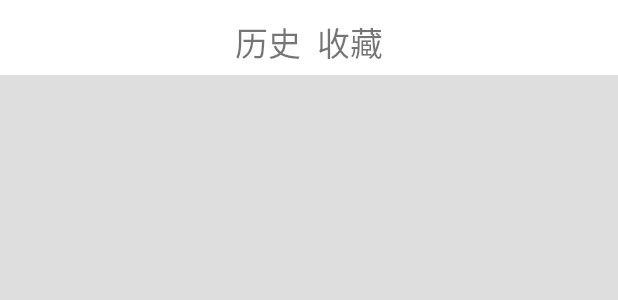
After one commit to kymtwyf/bmix, an Android app: the layout activity_new_history.xml on its own in the app's theme, with its tools: preview values and no code run, on a phone screen of 412 x 824 dp. The commit adds this screen. Shown: the top 300 px of the screen. Run offline under Robolectric (Android 15) with nearby library versions, the phone set to English and light mode, and no system bars; network calls fail.

Commit message:
NewHistoryActivity in progress

```diff
--- a/app/src/main/AndroidManifest.xml
+++ b/app/src/main/AndroidManifest.xml
@@ -71,6 +71,12 @@
             android:theme="@android:style/Theme.NoTitleBar.Fullscreen" >
         </activity>
         <activity
+            android:name=".NewHistoryActivity"
+            android:configChanges="orientation|keyboardHidden|screenSize"
+            android:label="@string/title_activity_mode"
+            android:theme="@android:style/Theme.NoTitleBar.Fullscreen" >
+        </activity>
+        <activity
             android:name=".NavActivity"
             android:configChanges="orientation|keyboardHidden|screenSize"
             android:label="@string/title_activity_nav"
--- a/app/src/main/java/hackathon/dclab/com/minidianping/LvHistoryAdapter.java
+++ b/app/src/main/java/hackathon/dclab/com/minidianping/LvHistoryAdapter.java
@@ -69,6 +69,10 @@ public class LvHistoryAdapter extends BaseAdapter {
             viewHolder = (ViewHolder)view.getTag();
         }
 
+        if(logs == null || logs.size() == 0){
+            Log.e("wocao,","没有LOG");
+            return view;
+        }
         Business curBus = logs.get(i).getBusiness();
         if(logs.get(i).getIcon() != null){
             viewHolder.ivState.setImageBitmap(logs.get(i).getIcon());
--- a/app/src/main/java/hackathon/dclab/com/minidianping/domain/Business.java
+++ b/app/src/main/java/hackathon/dclab/com/minidianping/domain/Business.java
@@ -75,7 +75,7 @@ public class Business implements Serializable{
             for(int i=0; i<businesses.length();++i){
                 JSONObject temp = (JSONObject)businesses.get(i);
                 //id
-                long id = temp.getLong("dp_business_id");
+                long id = temp.getLong("id");
                 //点评id
                 long business_id = temp.getLong("dp_business_id");
                 //餐厅名字
--- a/app/src/main/java/hackathon/dclab/com/minidianping/entities/MyLog.java
+++ b/app/src/main/java/hackathon/dclab/com/minidianping/entities/MyLog.java
@@ -7,10 +7,13 @@ package hackathon.dclab.com.minidianping.entities;
 import android.graphics.Bitmap;
 
 import java.io.Serializable;
+import java.util.List;
 
+import hackathon.dclab.com.minidianping.InternalStorage;
 import hackathon.dclab.com.minidianping.domain.Business;
 
 public class MyLog implements Serializable {
+    static final long serialVersionUID =5582055119083809202L;
     private Bitmap icon;
     private Business business;
 
--- /dev/null
+++ b/app/src/main/res/layout/activity_new_history.xml
@@ -0,0 +1,59 @@
+<RelativeLayout xmlns:android="http://schemas.android.com/apk/res/android"
+    xmlns:tools="http://schemas.android.com/tools" android:layout_width="match_parent"
+    android:layout_height="match_parent"
+    tools:context="hackathon.dclab.com.minidianping.HistoryActivity"
+    android:background="#ffdedede">
+
+    <LinearLayout
+        android:orientation="horizontal"
+        android:layout_width="match_parent"
+        android:layout_height="50dp"
+        android:gravity="bottom|center_horizontal"
+        android:id="@+id/ll_header_tab"
+        android:background="@color/white">
+
+        <RelativeLayout
+            android:layout_width="wrap_content"
+            android:layout_height="wrap_content"
+            android:orientation="horizontal">
+
+            <TextView android:text="历史" android:layout_width="wrap_content"
+                android:layout_height="wrap_content"
+                android:id="@+id/tvHistory"
+                android:textSize="22dp"
+                android:padding="5dp"
+                android:layout_alignParentLeft="true"
+                android:layout_marginLeft="0dp"
+                android:layout_alignParentTop="true"
+                android:layout_marginTop="0dp" />
+
+            <TextView
+                android:text="收藏"
+                android:layout_width="wrap_content"
+                android:layout_height="wrap_content"
+                android:id="@+id/tvLike"
+                android:textSize="22dp"
+                android:padding="5dp"
+                android:layout_alignParentLeft="false"
+                android:layout_alignParentTop="false"
+                android:layout_marginTop="0dp"
+                android:layout_toRightOf="@+id/tvHistory" />
+
+        </RelativeLayout>
+
+    </LinearLayout>
+
+    <RelativeLayout
+        android:layout_width="fill_parent"
+        android:layout_height="fill_parent"
+        android:id="@+id/rl_list_content"
+        android:layout_below="@+id/ll_header_tab">
+
+        <ListView
+            android:layout_width="wrap_content"
+            android:layout_height="wrap_content"
+            android:id="@+id/listView"
+            android:choiceMode="none" />
+    </RelativeLayout>
+
+</RelativeLayout>
--- a/app/src/main/res/layout/history_item.xml
+++ b/app/src/main/res/layout/history_item.xml
@@ -3,8 +3,8 @@
     android:layout_width="wrap_content" android:layout_height="wrap_content">
 
     <ImageView
-        android:layout_width="wrap_content"
-        android:layout_height="wrap_content"
+        android:layout_width="40dp"
+        android:layout_height="40dp"
         android:id="@+id/ivState"
         android:padding="5dp" />
 
```
Also changed, not shown: app/src/main/java/hackathon/dclab/com/minidianping/LogUtil.java (+7 -0 lines), app/src/main/java/hackathon/dclab/com/minidianping/MainActivity.java (+21 -4 lines), app/src/main/java/hackathon/dclab/com/minidianping/NewHistoryActivity.java (added, +61 -0 lines), app/src/main/res/drawable-hdpi/back_btn.png (added).
